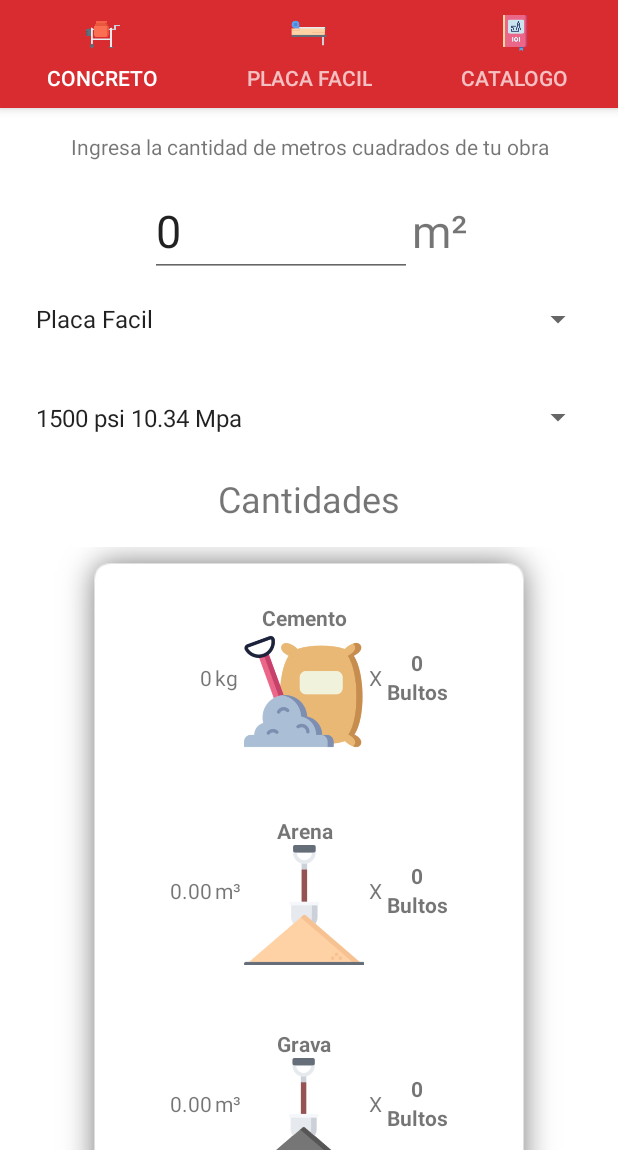
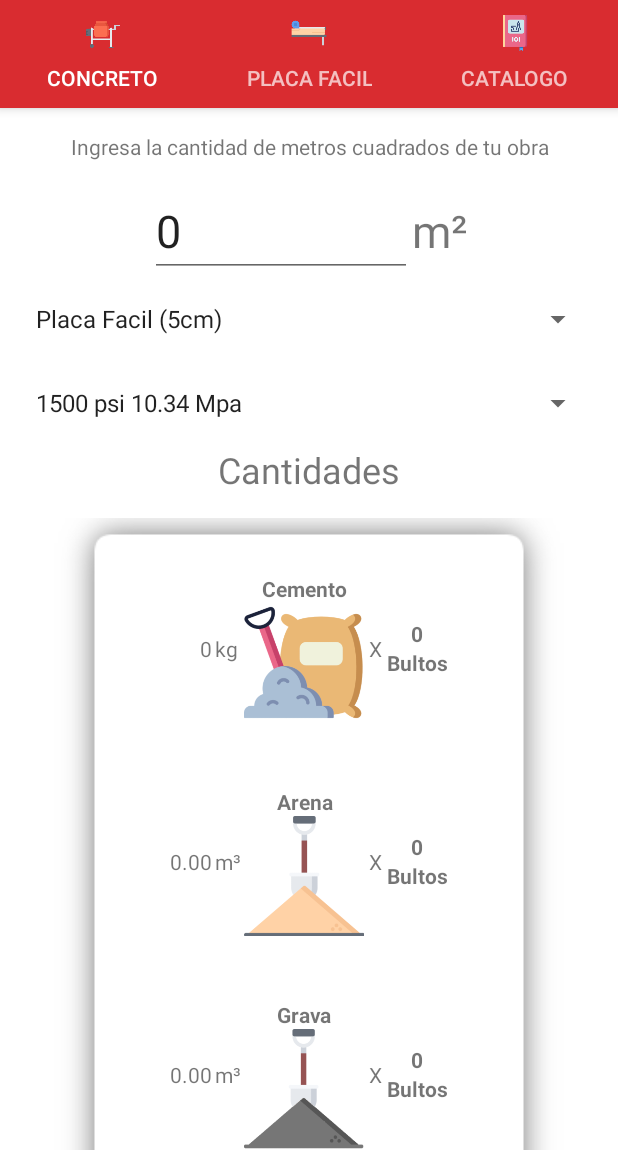
Before and after one commit to Nojipiz/Building-Material-Dispenser-App, an Android app: the screen it shows after launch (MainActivity), on a phone screen of 412 x 824 dp, the part 86-1236 px from its top. Run offline under Robolectric (Android 15) with nearby library versions, the phone set to English and light mode, and no system bars; plain views replace FontTextView.

Commit message:
Fixed GUI bugs

```diff
--- a/app/src/main/java/com/ferropaz/materialDispenser/data/model/ConcreteManager.kt
+++ b/app/src/main/java/com/ferropaz/materialDispenser/data/model/ConcreteManager.kt
@@ -8,7 +8,8 @@ class ConcreteManager {
 
     var thicknessList = hashMapOf(
         0 to 0.05, //Easy Roof
-        1 to 0.1   //Full Plate
+        1 to 0.1,   //Full Plate
+        2 to 0.1   //Collaborator Plate
     )
     var strengthList = hashMapOf(
         0 to arrayListOf(210.0, 0.50, 1.0, 160.0), //1500psi
--- a/app/src/main/java/com/ferropaz/materialDispenser/ui/view/fragments/ConcreteFragment.kt
+++ b/app/src/main/java/com/ferropaz/materialDispenser/ui/view/fragments/ConcreteFragment.kt
@@ -57,6 +57,7 @@ class ConcreteFragment : Fragment() {
     }
 
     private fun componentsInit(){
+        binding.buildingTypeSpinner.setSelection(2);
         ArrayAdapter.createFromResource(this.requireContext(), R.array.building_types, android.R.layout.simple_spinner_item).also { adapter ->
             adapter.setDropDownViewResource(android.R.layout.simple_spinner_dropdown_item)
             binding.buildingTypeSpinner.adapter = adapter
--- a/app/src/main/res/layout/fragment_concrete.xml
+++ b/app/src/main/res/layout/fragment_concrete.xml
@@ -39,7 +39,7 @@
                     android:layout_margin="@dimen/activity_horizontal_margin"/>
             <Spinner
                     android:layout_width="match_parent"
-                    android:layout_height="43dp" android:id="@+id/strengthSpinner"
+                    android:layout_height="wrap_content" android:id="@+id/strengthSpinner"
                     android:layout_margin="@dimen/activity_horizontal_margin"/>
             <TextView
                     android:text="@string/amounts"
@@ -48,13 +48,13 @@
                     android:textSize="24sp"/>
             <TableLayout
                     android:layout_width="wrap_content"
-                    android:layout_height="match_parent" android:id="@+id/amountsTable"
+                    android:layout_height="wrap_content" android:id="@+id/amountsTable"
                     android:layout_margin="@dimen/activity_horizontal_margin"
                     android:padding="16dp"
                     android:background="@drawable/shadow">
 
                 <TableRow
-                        android:layout_width="match_parent"
+                        android:layout_width="wrap_content"
                         android:layout_height="80dp" android:padding="21dp" android:gravity="center">
                     <TextView
                             android:text="@string/voidText"
@@ -102,7 +102,7 @@
                                 android:gravity="center" android:textStyle="bold"/>
                     </LinearLayout>
                 </TableRow>
-                <TableRow android:layout_width="match_parent" android:layout_height="match_parent"
+                <TableRow android:layout_width="wrap_content" android:layout_height="match_parent"
                           android:padding="21dp" android:gravity="center">
                     <TextView
                             android:text="@string/voidText"
@@ -150,7 +150,7 @@
                                 android:gravity="center" android:textStyle="bold"/>
                     </LinearLayout>
                 </TableRow>
-                <TableRow android:layout_width="match_parent" android:layout_height="80dp"
+                <TableRow android:layout_width="wrap_content" android:layout_height="80dp"
                           android:padding="21dp" android:gravity="center">
                     <TextView
                             android:text="@string/voidText"
@@ -198,7 +198,7 @@
                                 android:gravity="center" android:textStyle="bold"/>
                     </LinearLayout>
                 </TableRow>
-                <TableRow android:layout_width="match_parent" android:layout_height="80dp"
+                <TableRow android:layout_width="wrap_content" android:layout_height="80dp"
                           android:padding="21dp" android:gravity="center">
                     <TextView
                             android:text="@string/voidText"
--- a/app/src/main/res/values/array.xml
+++ b/app/src/main/res/values/array.xml
@@ -1,8 +1,9 @@
 <?xml version="1.0" encoding="utf-8"?>
 <resources>
     <array name="building_types">
-        <item>Placa Facil</item>
-        <item>Placa Maciza</item>
+        <item>Placa Facil (5cm)</item>
+        <item>Placa Maciza (10cm)</item>
+        <item>Placa Colaborante (10cm)</item>
     </array>
     <array name="strength_types">
         <item>1500 psi 10.34 Mpa</item>
--- a/app/src/main/res/values/strings.xml
+++ b/app/src/main/res/values/strings.xml
@@ -21,9 +21,9 @@
     <string name="catalog_url" translatable="false">test</string>
     <string name="logo_ferropaz">Logo Ferropaz</string>
     <string name="bags">Bultos</string>
-    <string name="lineal_meters">Metros Lineales</string>
-    <string name="units">Unidades</string>
-    <string name="mesh_size">Unidades (2.35m x 6m)</string>
+    <string name="lineal_meters">ml</string>
+    <string name="units">Unids</string>
+    <string name="mesh_size">Unids</string>
     <string name="cero" translatable="false">0</string>
     <string name="cement">Cemento</string>
     <string name="water">Agua</string>
```
Also changed, not shown: app/src/main/res/layout/fragment_easy_floor.xml (+4 -4 lines), 3 other files.
